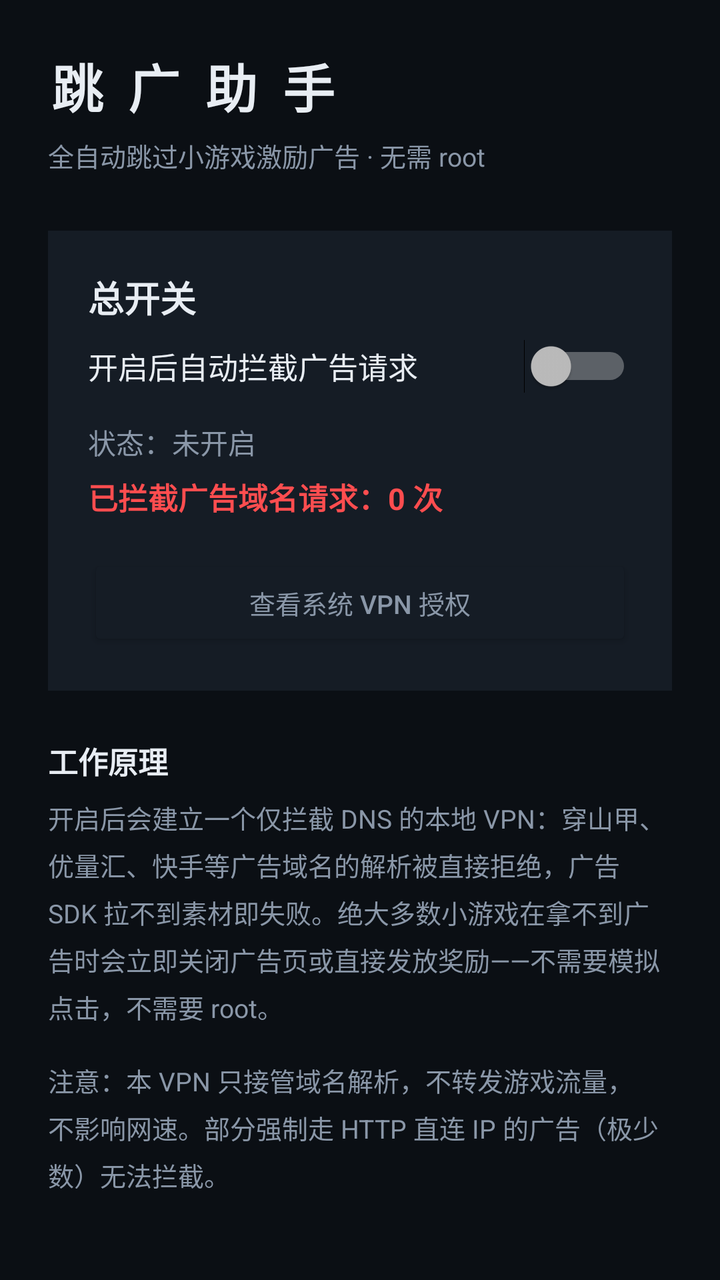
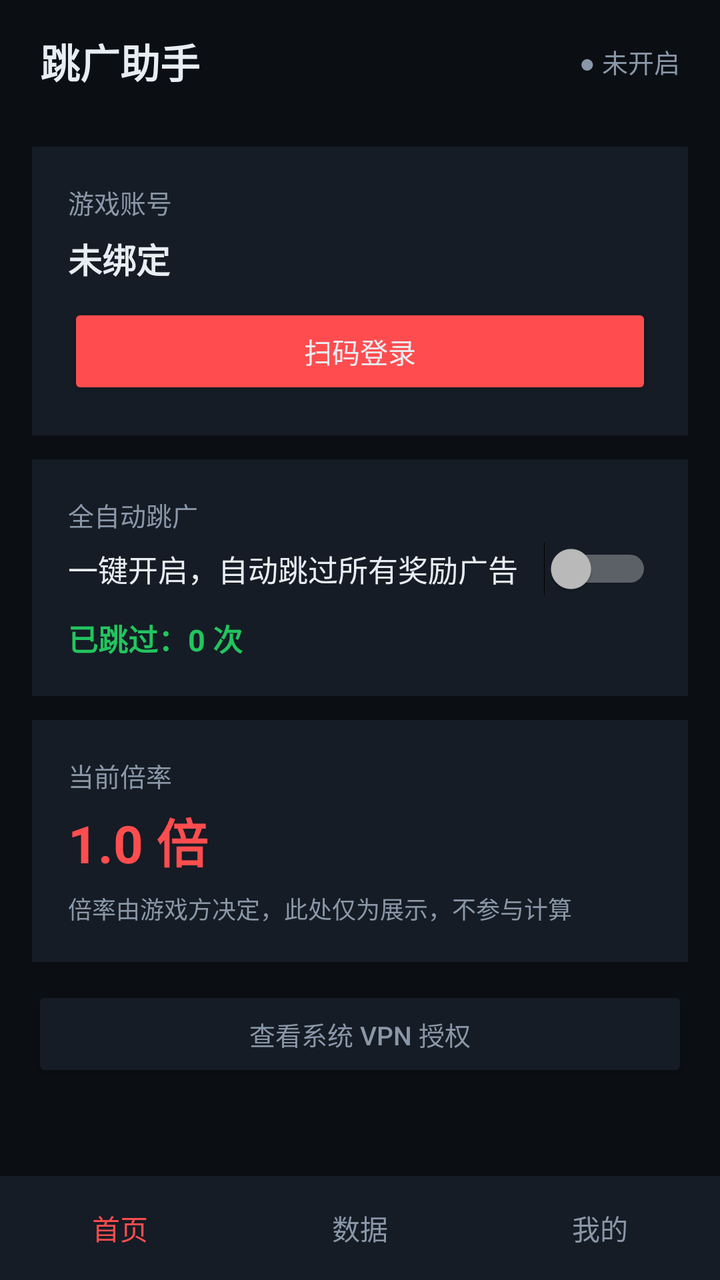

Before-and-after screenshots of an Android layout around one commit, followed by the original layout XML and the change that was made.
<!-- AndroidManifest.xml: application theme Theme.AdSkip -->
<!-- res/layout/activity_main.xml -->
<?xml version="1.0" encoding="utf-8"?>
<ScrollView xmlns:android="http://schemas.android.com/apk/res/android"
    android:layout_width="match_parent"
    android:layout_height="match_parent"
    android:background="@color/bg">

    <LinearLayout
        android:layout_width="match_parent"
        android:layout_height="wrap_content"
        android:orientation="vertical"
        android:padding="24dp">

        <TextView
            android:layout_width="wrap_content"
            android:layout_height="wrap_content"
            android:text="跳 广 助 手"
            android:textColor="@color/text"
            android:textSize="26sp"
            android:textStyle="bold"
            android:letterSpacing="0.12" />

        <TextView
            android:layout_width="wrap_content"
            android:layout_height="wrap_content"
            android:layout_marginTop="6dp"
            android:text="全自动跳过小游戏激励广告 · 无需 root"
            android:textColor="@color/text2"
            android:textSize="13sp" />

        <LinearLayout
            android:layout_width="match_parent"
            android:layout_height="wrap_content"
            android:layout_marginTop="28dp"
            android:background="@color/card"
            android:orientation="vertical"
            android:padding="20dp">

            <TextView
                android:layout_width="wrap_content"
                android:layout_height="wrap_content"
                android:text="总开关"
                android:textColor="@color/text"
                android:textSize="18sp"
                android:textStyle="bold" />

            <Switch
                android:id="@+id/switch_vpn"
                android:layout_width="match_parent"
                android:layout_height="wrap_content"
                android:layout_marginTop="8dp"
                android:text="开启后自动拦截广告请求"
                android:textColor="@color/text"
                android:textSize="15sp" />

            <TextView
                android:id="@+id/tv_status"
                android:layout_width="wrap_content"
                android:layout_height="wrap_content"
                android:layout_marginTop="14dp"
                android:text="状态：未开启"
                android:textColor="@color/text2"
                android:textSize="14sp" />

            <TextView
                android:id="@+id/tv_counter"
                android:layout_width="wrap_content"
                android:layout_height="wrap_content"
                android:layout_marginTop="6dp"
                android:text="已拦截广告域名请求：0 次"
                android:textColor="@color/accent"
                android:textSize="15sp"
                android:textStyle="bold" />

            <Button
                android:id="@+id/btn_open_settings"
                android:layout_width="match_parent"
                android:layout_height="wrap_content"
                android:layout_marginTop="18dp"
                android:backgroundTint="@color/card"
                android:text="查看系统 VPN 授权"
                android:textColor="@color/text2"
                android:textSize="13sp" />
        </LinearLayout>

        <TextView
            android:layout_width="match_parent"
            android:layout_height="wrap_content"
            android:layout_marginTop="24dp"
            android:text="工作原理"
            android:textColor="@color/text"
            android:textSize="15sp"
            android:textStyle="bold" />

        <TextView
            android:layout_width="match_parent"
            android:layout_height="wrap_content"
            android:layout_marginTop="8dp"
            android:lineSpacingExtra="5dp"
            android:text="开启后会建立一个仅拦截 DNS 的本地 VPN：穿山甲、优量汇、快手等广告域名的解析被直接拒绝，广告 SDK 拉不到素材即失败。绝大多数小游戏在拿不到广告时会立即关闭广告页或直接发放奖励——不需要模拟点击，不需要 root。"
            android:textColor="@color/text2"
            android:textSize="13sp" />

        <TextView
            android:layout_width="match_parent"
            android:layout_height="wrap_content"
            android:layout_marginTop="18dp"
            android:lineSpacingExtra="5dp"
            android:text="注意：本 VPN 只接管域名解析，不转发游戏流量，不影响网速。部分强制走 HTTP 直连 IP 的广告（极少数）无法拦截。"
            android:textColor="@color/text2"
            android:textSize="13sp" />
    </LinearLayout>
</ScrollView>
<!-- resources referenced by this layout -->
<resources>
  <color name="accent">#FF4D4F</color>
  <color name="bg">#0B0F14</color>
  <color name="card">#151C25</color>
  <color name="text">#E8EDF3</color>
  <color name="text2">#8A97A8</color>
  <style name="Theme.AdSkip" parent="android:Theme.Material.NoActionBar">
          <item name="android:statusBarColor">@color/bg</item>
          <item name="android:navigationBarColor">@color/bg</item>
          <item name="android:windowBackground">@color/bg</item>
          <item name="android:textColor">@color/text</item>
      </style>
</resources>

<!-- the commit's change to res/layout/activity_main.xml (unified diff, before → after) -->
@@ -1,112 +1,396 @@
 <?xml version="1.0" encoding="utf-8"?>
-<ScrollView xmlns:android="http://schemas.android.com/apk/res/android"
+<LinearLayout xmlns:android="http://schemas.android.com/apk/res/android"
     android:layout_width="match_parent"
     android:layout_height="match_parent"
-    android:background="@color/bg">
-
+    android:background="@color/bg"
+    android:orientation="vertical">
+
+    
     <LinearLayout
         android:layout_width="match_parent"
         android:layout_height="wrap_content"
-        android:orientation="vertical"
-        android:padding="24dp">
-
-        <TextView
+        android:gravity="center_vertical"
+        android:orientation="horizontal"
+        android:paddingLeft="20dp"
+        android:paddingTop="16dp"
+        android:paddingRight="20dp"
+        android:paddingBottom="12dp">
+
+        <TextView
+            android:layout_width="0dp"
+            android:layout_height="wrap_content"
+            android:layout_weight="1"
+            android:text="跳广助手"
+            android:textColor="@color/text"
+            android:textSize="20sp"
+            android:textStyle="bold" />
+
+        <TextView
+            android:id="@+id/tv_top_state"
             android:layout_width="wrap_content"
             android:layout_height="wrap_content"
-            android:text="跳 广 助 手"
-            android:textColor="@color/text"
-            android:textSize="26sp"
-            android:textStyle="bold"
-            android:letterSpacing="0.12" />
-
-        <TextView
-            android:layout_width="wrap_content"
-            android:layout_height="wrap_content"
-            android:layout_marginTop="6dp"
-            android:text="全自动跳过小游戏激励广告 · 无需 root"
+            android:text="● 未开启"
             android:textColor="@color/text2"
             android:textSize="13sp" />
-
+    </LinearLayout>
+
+    
+    <FrameLayout
+        android:layout_width="match_parent"
+        android:layout_height="0dp"
+        android:layout_weight="1">
+
+        
+        <ScrollView
+            android:id="@+id/page_home"
+            android:layout_width="match_parent"
+            android:layout_height="match_parent">
+
+            <LinearLayout
+                android:layout_width="match_parent"
+                android:layout_height="wrap_content"
+                android:orientation="vertical"
+                android:padding="16dp">
+
+                <LinearLayout
+                    android:layout_width="match_parent"
+                    android:layout_height="wrap_content"
+                    android:background="@color/card"
+                    android:orientation="vertical"
+                    android:padding="18dp">
+
+                    <TextView
+                        android:layout_width="wrap_content"
+                        android:layout_height="wrap_content"
+                        android:text="游戏账号"
+                        android:textColor="@color/text2"
+                        android:textSize="13sp" />
+
+                    <TextView
+                        android:id="@+id/tv_account"
+                        android:layout_width="match_parent"
+                        android:layout_height="wrap_content"
+                        android:layout_marginTop="6dp"
+                        android:text="未绑定"
+                        android:textColor="@color/text"
+                        android:textSize="17sp"
+                        android:textStyle="bold" />
+
+                    <Button
+                        android:id="@+id/btn_login"
+                        android:layout_width="match_parent"
+                        android:layout_height="wrap_content"
+                        android:layout_marginTop="10dp"
+                        android:backgroundTint="@color/accent"
+                        android:text="扫码登录"
+                        android:textColor="@color/text" />
+                </LinearLayout>
+
+                <LinearLayout
+                    android:layout_width="match_parent"
+                    android:layout_height="wrap_content"
+                    android:layout_marginTop="12dp"
+                    android:background="@color/card"
+                    android:orientation="vertical"
+                    android:padding="18dp">
+
+                    <TextView
+                        android:layout_width="wrap_content"
+                        android:layout_height="wrap_content"
+                        android:text="全自动跳广"
+                        android:textColor="@color/text2"
+                        android:textSize="13sp" />
+
+                    <Switch
+                        android:id="@+id/switch_vpn"
+                        android:layout_width="match_parent"
+                        android:layout_height="wrap_content"
+                        android:layout_marginTop="4dp"
+                        android:text="一键开启，自动跳过所有奖励广告"
+                        android:textColor="@color/text"
+                        android:textSize="15sp" />
+
+                    <TextView
+                        android:id="@+id/tv_counter"
+                        android:layout_width="wrap_content"
+                        android:layout_height="wrap_content"
+                        android:layout_marginTop="10dp"
+                        android:text="已跳过：0 次"
+                        android:textColor="@color/accent2"
+                        android:textSize="15sp"
+                        android:textStyle="bold" />
+                </LinearLayout>
+
+                <LinearLayout
+                    android:layout_width="match_parent"
+                    android:layout_height="wrap_content"
+                    android:layout_marginTop="12dp"
+                    android:background="@color/card"
+                    android:orientation="vertical"
+                    android:padding="18dp">
+
+                    <TextView
+                        android:layout_width="wrap_content"
+                        android:layout_height="wrap_content"
+                        android:text="当前倍率"
+                        android:textColor="@color/text2"
+                        android:textSize="13sp" />
+
+                    <TextView
+                        android:id="@+id/tv_rate"
+                        android:layout_width="wrap_content"
+                        android:layout_height="wrap_content"
+                        android:layout_marginTop="4dp"
+                        android:text="1.0 倍"
+                        android:textColor="@color/accent"
+                        android:textSize="26sp"
+                        android:textStyle="bold" />
+
+                    <TextView
+                        android:layout_width="wrap_content"
+                        android:layout_height="wrap_content"
+                        android:layout_marginTop="6dp"
+                        android:text="倍率由游戏方决定，此处仅为展示，不参与计算"
+                        android:textColor="@color/text2"
+                        android:textSize="12sp" />
+                </LinearLayout>
+
+                <Button
+                    android:id="@+id/btn_open_settings"
+                    android:layout_width="match_parent"
+                    android:layout_height="wrap_content"
+                    android:layout_marginTop="12dp"
+                    android:backgroundTint="@color/card"
+                    android:text="查看系统 VPN 授权"
+                    android:textColor="@color/text2"
+                    android:textSize="13sp" />
+            </LinearLayout>
+        </ScrollView>
+
+        
         <LinearLayout
+            android:id="@+id/page_data"
             android:layout_width="match_parent"
-            android:layout_height="wrap_content"
-            android:layout_marginTop="28dp"
-            android:background="@color/card"
+            android:layout_height="match_parent"
             android:orientation="vertical"
-            android:padding="20dp">
+            android:padding="16dp"
+            android:visibility="gone">
+
+            <LinearLayout
+                android:layout_width="match_parent"
+                android:layout_height="wrap_content"
+                android:background="@color/card"
+                android:orientation="horizontal"
+                android:padding="18dp">
+
+                <LinearLayout
+                    android:layout_width="0dp"
+                    android:layout_height="wrap_content"
+                    android:layout_weight="1"
+                    android:orientation="vertical">
+
+                    <TextView
+                        android:layout_width="wrap_content"
+                        android:layout_height="wrap_content"
+                        android:text="累计跳过"
+                        android:textColor="@color/text2"
+                        android:textSize="12sp" />
+
+                    <TextView
+                        android:id="@+id/tv_total_blocked"
+                        android:layout_width="wrap_content"
+                        android:layout_height="wrap_content"
+                        android:layout_marginTop="4dp"
+                        android:text="0 次"
+                        android:textColor="@color/accent"
+                        android:textSize="24sp"
+                        android:textStyle="bold" />
+                </LinearLayout>
+
+                <LinearLayout
+                    android:layout_width="0dp"
+                    android:layout_height="wrap_content"
+                    android:layout_weight="1"
+                    android:orientation="vertical">
+
+                    <TextView
+                        android:layout_width="wrap_content"
+                        android:layout_height="wrap_content"
+                        android:text="估算收益"
+                        android:textColor="@color/text2"
+                        android:textSize="12sp" />
+
+                    <TextView
+                        android:id="@+id/tv_est_money"
+                        android:layout_width="wrap_content"
+                        android:layout_height="wrap_content"
+                        android:layout_marginTop="4dp"
+                        android:text="¥0.00"
+                        android:textColor="@color/accent2"
+                        android:textSize="24sp"
+                        android:textStyle="bold" />
+                </LinearLayout>
+            </LinearLayout>
 
             <TextView
                 android:layout_width="wrap_content"
                 android:layout_height="wrap_content"
-                android:text="总开关"
+                android:layout_marginTop="14dp"
+                android:text="拦截记录"
                 android:textColor="@color/text"
-                android:textSize="18sp"
-                android:textStyle="bold" />
-
-            <Switch
-                android:id="@+id/switch_vpn"
-                android:layout_width="match_parent"
-                android:layout_height="wrap_content"
-                android:layout_marginTop="8dp"
-                android:text="开启后自动拦截广告请求"
-                android:textColor="@color/text"
-                android:textSize="15sp" />
-
-            <TextView
-                android:id="@+id/tv_status"
-                android:layout_width="wrap_content"
-                android:layout_height="wrap_content"
-                android:layout_marginTop="14dp"
-                android:text="状态：未开启"
-                android:textColor="@color/text2"
-                android:textSize="14sp" />
-
-            <TextView
-                android:id="@+id/tv_counter"
-                android:layout_width="wrap_content"
-                android:layout_height="wrap_content"
-                android:layout_marginTop="6dp"
-                android:text="已拦截广告域名请求：0 次"
-                android:textColor="@color/accent"
                 android:textSize="15sp"
                 android:textStyle="bold" />
 
+            <ScrollView
+                android:layout_width="match_parent"
+                android:layout_height="0dp"
+                android:layout_marginTop="8dp"
+                android:layout_weight="1">
+
+                <LinearLayout
+                    android:id="@+id/log_container"
+                    android:layout_width="match_parent"
+                    android:layout_height="wrap_content"
+                    android:orientation="vertical" />
+            </ScrollView>
+
             <Button
-                android:id="@+id/btn_open_settings"
-                android:layout_width="match_parent"
-                android:layout_height="wrap_content"
-                android:layout_marginTop="18dp"
+                android:id="@+id/btn_clear"
+                android:layout_width="match_parent"
+                android:layout_height="wrap_content"
+                android:layout_marginTop="8dp"
                 android:backgroundTint="@color/card"
-                android:text="查看系统 VPN 授权"
+                android:text="清空记录"
                 android:textColor="@color/text2"
                 android:textSize="13sp" />
         </LinearLayout>
 
-        <TextView
+        
+        <ScrollView
+            android:id="@+id/page_mine"
             android:layout_width="match_parent"
-            android:layout_height="wrap_content"
-            android:layout_marginTop="24dp"
-            android:text="工作原理"
-            android:textColor="@color/text"
-            android:textSize="15sp"
-            android:textStyle="bold" />
-
-        <TextView
-            android:layout_width="match_parent"
-            android:layout_height="wrap_content"
-            android:layout_marginTop="8dp"
-            android:lineSpacingExtra="5dp"
-            android:text="开启后会建立一个仅拦截 DNS 的本地 VPN：穿山甲、优量汇、快手等广告域名的解析被直接拒绝，广告 SDK 拉不到素材即失败。绝大多数小游戏在拿不到广告时会立即关闭广告页或直接发放奖励——不需要模拟点击，不需要 root。"
+            android:layout_height="match_parent"
+            android:visibility="gone">
+
+            <LinearLayout
+                android:layout_width="match_parent"
+                android:layout_height="wrap_content"
+                android:orientation="vertical"
+                android:padding="16dp">
+
+                <LinearLayout
+                    android:layout_width="match_parent"
+                    android:layout_height="wrap_content"
+                    android:background="@color/card"
+                    android:orientation="vertical"
+                    android:padding="18dp">
+
+                    <TextView
+                        android:layout_width="wrap_content"
+                        android:layout_height="wrap_content"
+                        android:text="拦截模式"
+                        android:textColor="@color/text"
+                        android:textSize="16sp"
+                        android:textStyle="bold" />
+
+                    <Switch
+                        android:id="@+id/switch_white"
+                        android:layout_width="match_parent"
+                        android:layout_height="wrap_content"
+                        android:layout_marginTop="6dp"
+                        android:text="白名单：除提现/支付外全拦（推荐）"
+                        android:textColor="@color/text"
+                        android:textSize="14sp" />
+
+                    <TextView
+                        android:layout_width="wrap_content"
+                        android:layout_height="wrap_content"
+                        android:layout_marginTop="6dp"
+                        android:text="关闭后仅拦截已知广告域名，遇到陌生广告 SDK 可能漏放。"
+                        android:textColor="@color/text2"
+                        android:textSize="12sp" />
+                </LinearLayout>
+
+                <LinearLayout
+                    android:layout_width="match_parent"
+                    android:layout_height="wrap_content"
+                    android:layout_marginTop="12dp"
+                    android:background="@color/card"
+                    android:orientation="vertical"
+                    android:padding="18dp">
+
+                    <TextView
+                        android:layout_width="wrap_content"
+                        android:layout_height="wrap_content"
+                        android:text="提现记录"
+                        android:textColor="@color/text"
+                        android:textSize="16sp"
+                        android:textStyle="bold" />
+
+                    <TextView
+                        android:layout_width="wrap_content"
+                        android:layout_height="wrap_content"
+                        android:layout_marginTop="10dp"
+                        android:text="暂无记录"
+                        android:textColor="@color/text2"
+                        android:textSize="14sp" />
+
+                    <TextView
+                        android:layout_width="wrap_content"
+                        android:layout_height="wrap_content"
+                        android:layout_marginTop="8dp"
+                        android:text="说明：提现走游戏官方通道，本工具不代收、不碰钱，只负责让广告看不了。"
+                        android:textColor="@color/text2"
+                        android:textSize="12sp" />
+                </LinearLayout>
+
+                <TextView
+                    android:layout_width="match_parent"
+                    android:layout_height="wrap_content"
+                    android:layout_marginTop="16dp"
+                    android:lineSpacingExtra="4dp"
+                    android:text="白名单已放行：微信/微信支付/支付宝/银联，以及时间同步与网络连通性检测。其余任何域名解析一律拒绝——不管它是不是广告，第三方 SDK 全部拿不到数据。"
+                    android:textColor="@color/text2"
+                    android:textSize="12sp" />
+            </LinearLayout>
+        </ScrollView>
+    </FrameLayout>
+
+    
+    <LinearLayout
+        android:layout_width="match_parent"
+        android:layout_height="52dp"
+        android:background="@color/card"
+        android:orientation="horizontal">
+
+        <TextView
+            android:id="@+id/tab_home"
+            android:layout_width="0dp"
+            android:layout_height="match_parent"
+            android:layout_weight="1"
+            android:gravity="center"
+            android:text="首页"
+            android:textColor="@color/accent"
+            android:textSize="14sp" />
+
+        <TextView
+            android:id="@+id/tab_data"
+            android:layout_width="0dp"
+            android:layout_height="match_parent"
+            android:layout_weight="1"
+            android:gravity="center"
+            android:text="数据"
             android:textColor="@color/text2"
-            android:textSize="13sp" />
-
-        <TextView
-            android:layout_width="match_parent"
-            android:layout_height="wrap_content"
-            android:layout_marginTop="18dp"
-            android:lineSpacingExtra="5dp"
-            android:text="注意：本 VPN 只接管域名解析，不转发游戏流量，不影响网速。部分强制走 HTTP 直连 IP 的广告（极少数）无法拦截。"
+            android:textSize="14sp" />
+
+        <TextView
+            android:id="@+id/tab_mine"
+            android:layout_width="0dp"
+            android:layout_height="match_parent"
+            android:layout_weight="1"
+            android:gravity="center"
+            android:text="我的"
             android:textColor="@color/text2"
-            android:textSize="13sp" />
+            android:textSize="14sp" />
     </LinearLayout>
-</ScrollView>
+</LinearLayout>
<!-- resource entries referenced after the edit -->
@@ -1,6 +1,7 @@
 <!-- resources referenced by this layout -->
 <resources>
   <color name="accent">#FF4D4F</color>
+  <color name="accent2">#22C55E</color>
   <color name="bg">#0B0F14</color>
   <color name="card">#151C25</color>
   <color name="text">#E8EDF3</color>
